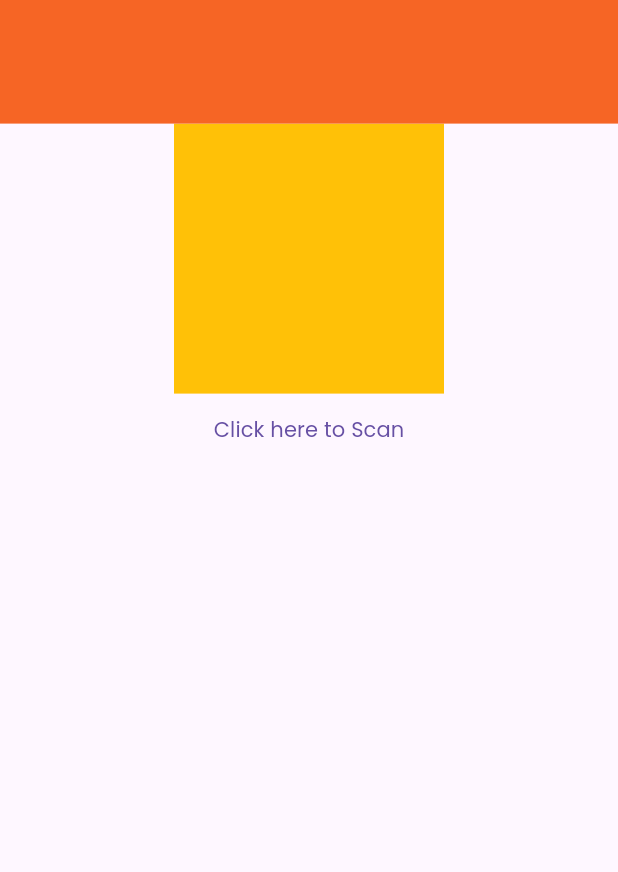
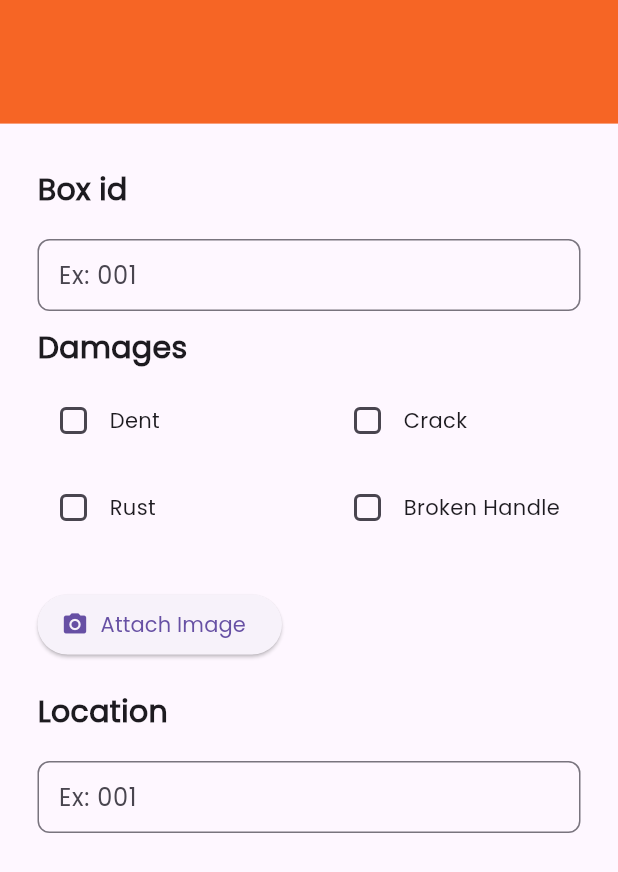
Before and after one commit to Tech-Voyager1/Sakthi, a Flutter app: the screen it shows after launch, on a phone screen of 412 x 824 dp. Shown: the top 872 px of the screen. Run offline on Flutter 3.47's test engine with Material 3 defaults, Android fonts, the phone set to English and light mode, and no system bars; our stand-ins replace file_picker.

Commit message:
data-entry

```diff
--- /dev/null
+++ b/lib/color.dart
@@ -0,0 +1,3 @@
+import 'package:flutter/material.dart';
+
+Color primaryOrange = Color(0xfff66525);
--- /dev/null
+++ b/lib/dataEntryPage.dart
@@ -0,0 +1,283 @@
+import 'dart:io';
+import 'dart:typed_data';
+
+import 'package:file_picker/file_picker.dart';
+import 'package:flutter/material.dart';
+//import 'package:image_picker/image_picker.dart';
+import 'package:sakthi/color.dart';
+
+class Dataentrypage extends StatefulWidget {
+  Dataentrypage({super.key});
+
+  @override
+  State<Dataentrypage> createState() => _DataentrypageState();
+}
+
+class _DataentrypageState extends State<Dataentrypage> {
+  Map<String, bool> damages = {
+    "Dent": false,
+    "Crack": false,
+    "Rust": false,
+    "Broken Handle": false,
+  };
+
+  // List<XFile> selectedImages = [];
+  // final ImagePicker _picker = ImagePicker();
+
+  // Future<void> pickImages() async {
+  //   final XFile? image = await _picker.pickImage(source: ImageSource.gallery);
+  //   if (image != null) {
+  //     setState(() {
+  //       selectedImages.add(image);
+  //     });
+  //   }
+  // }
+  // List<File> selectedImages = [];
+
+  // Future<void> pickImages() async {
+  //   print("Trying to pick image...");
+  //   try {
+  //     FilePickerResult? result = await FilePicker.platform.pickFiles(
+  //       allowMultiple: true,
+  //       type: FileType.image,
+  //     );
+
+  //     if (result != null && result.files.isNotEmpty) {
+  //       final paths = result.paths.whereType<String>().toList();
+  //       setState(() {
+  //         selectedImages = paths.map((path) => File(path)).toList();
+  //       });
+  //     } else {
+  //       print("No image selected or picker was cancelled.");
+  //     }
+  //   } catch (e) {
+  //     print("Error picking image: $e");
+  //   }
+  // }
+
+  List<Uint8List> imageBytesList = [];
+
+  Future<void> pickImagesWeb() async {
+    FilePickerResult? result = await FilePicker.platform.pickFiles(
+      allowMultiple: true,
+      type: FileType.image,
+      withData: true, // Important: get bytes
+    );
+
+    if (result != null) {
+      List<Uint8List> newImages = result.files
+          .where((file) => file.bytes != null)
+          .map((file) => file.bytes!)
+          .toList();
+
+      setState(() {
+        imageBytesList.addAll(newImages); // ✅ append instead of overwrite
+      });
+    } else {
+      print("No image selected.");
+    }
+  }
+
+  @override
+  Widget build(BuildContext context) {
+    double height = MediaQuery.of(context).size.height;
+    double width = MediaQuery.of(context).size.width;
+    return Scaffold(
+      appBar: AppBar(
+        backgroundColor: primaryOrange,
+        toolbarHeight: height / 10,
+      ),
+      body: Padding(
+        padding: const EdgeInsets.only(left: 25, top: 30),
+        child: Column(
+          crossAxisAlignment: CrossAxisAlignment.start,
+          children: [
+            Text(
+              "Box id",
+              style: TextStyle(
+                fontSize: 20,
+                fontWeight: FontWeight.w600,
+              ),
+            ),
+            Padding(
+              padding: const EdgeInsets.only(right: 25, top: 18),
+              child: SizedBox(
+                child: TextField(
+                  decoration: InputDecoration(
+                      border: OutlineInputBorder(
+                          borderRadius: BorderRadius.circular(8)),
+                      contentPadding: EdgeInsets.symmetric(horizontal: 10),
+                      hintText: "Ex: 001"),
+                ),
+              ),
+            ),
+            SizedBox(height: 10),
+            Text(
+              "Damages",
+              style: TextStyle(fontSize: 20, fontWeight: FontWeight.w600),
+            ),
+            SizedBox(height: 10),
+            Wrap(
+              spacing: 20,
+              runSpacing: 10,
+              children: damages.keys.map((String key) {
+                return SizedBox(
+                  width: MediaQuery.of(context).size.width / 2 - 30,
+                  child: Row(
+                    mainAxisSize: MainAxisSize.min,
+                    children: [
+                      Checkbox(
+                        value: damages[key],
+                        onChanged: (bool? value) {
+                          setState(() {
+                            damages[key] = value ?? false;
+                          });
+                        },
+                        shape: RoundedRectangleBorder(
+                          borderRadius: BorderRadius.circular(4),
+                        ),
+                      ),
+                      Text(key),
+                    ],
+                  ),
+                );
+              }).toList(),
+            ),
+            SizedBox(height: 30),
+            ElevatedButton.icon(
+              //onPressed: pickImages,
+              onPressed: pickImagesWeb,
+              icon: Icon(Icons.camera_alt),
+              label: Text("Attach Image"),
+            ),
+            SizedBox(height: 10),
+            //if (selectedImages.isNotEmpty)
+            if (imageBytesList.isNotEmpty)
+              SingleChildScrollView(
+                scrollDirection: Axis.horizontal,
+                child: Row(
+                  children: List.generate(imageBytesList.length, (index) {
+                    final bytes = imageBytesList[index];
+                    return Stack(
+                      children: [
+                        Container(
+                          margin: EdgeInsets.symmetric(horizontal: 5),
+                          width: 80,
+                          height: 80,
+                          decoration: BoxDecoration(
+                            border: Border.all(color: Colors.grey),
+                            borderRadius: BorderRadius.circular(8),
+                          ),
+                          child: GestureDetector(
+                            onTap: () {
+                              showDialog(
+                                context: context,
+                                barrierDismissible: true,
+                                builder: (_) => Dialog(
+                                  backgroundColor: Colors.transparent,
+                                  insetPadding: EdgeInsets.all(
+                                      100), // 👈 Your custom padding
+                                  child: Stack(
+                                    children: [
+                                      ClipRRect(
+                                        borderRadius: BorderRadius.circular(12),
+                                        child: InteractiveViewer(
+                                          child: Image.memory(
+                                            bytes,
+                                            fit: BoxFit.contain,
+                                          ),
+                                        ),
+                                      ),
+                                      Positioned(
+                                        top: 5,
+                                        right: 5,
+                                        child: GestureDetector(
+                                          onTap: () {
+                                            Navigator.of(context)
+                                                .pop(); // Close dialog
+                                          },
+                                          child: Container(
+                                            decoration: BoxDecoration(
+                                              color:
+                                                  Colors.black.withOpacity(0.6),
+                                              shape: BoxShape.circle,
+                                            ),
+                                            padding: EdgeInsets.all(6),
+                                            margin: EdgeInsets.all(4),
+                                            child: Icon(
+                                              Icons.close,
+                                              color: Colors.white,
+                                              size: 20,
+                                            ),
+                                          ),
+                                        ),
+                                      ),
+                                    ],
+                                  ),
+                                ),
+                              );
+                            },
+                            child: ClipRRect(
+                              borderRadius: BorderRadius.circular(8),
+                              child: Image.memory(
+                                bytes,
+                                fit: BoxFit.cover,
+                              ),
+                            ),
+                          ),
+                        ),
+                        Positioned(
+                          top: 4,
+                          right: 8,
+                          child: GestureDetector(
+                            onTap: () {
+                              setState(() {
+                                imageBytesList.removeAt(index);
+                              });
+                            },
+                            child: Container(
+                              decoration: BoxDecoration(
+                                color: Colors.black.withOpacity(0.6),
+                                shape: BoxShape.circle,
+                              ),
+                              padding: EdgeInsets.all(2),
+                              child: Icon(
+                                Icons.close,
+                                color: Colors.white,
+                                size: 14,
+                              ),
+                            ),
+                          ),
+                        ),
+                      ],
+                    );
+                  }),
+                ),
+              ),
+
+            SizedBox(height: 10),
+            Text(
+              "Location",
+              style: TextStyle(
+                fontSize: 20,
+                fontWeight: FontWeight.w600,
+              ),
+            ),
+            Padding(
+              padding: const EdgeInsets.only(right: 25, top: 18),
+              child: SizedBox(
+                child: TextField(
+                  decoration: InputDecoration(
+                      border: OutlineInputBorder(
+                          borderRadius: BorderRadius.circular(8)),
+                      contentPadding: EdgeInsets.symmetric(horizontal: 10),
+                      hintText: "Ex: 001"),
+                ),
+              ),
+            ),
+          ],
+        ),
+      ),
+    );
+  }
+}
--- a/lib/main.dart
+++ b/lib/main.dart
@@ -1,9 +1,11 @@
 import 'package:flutter/material.dart';
+import 'package:sakthi/dataEntryPage.dart';
+import 'package:sakthi/homePage.dart';
 import 'package:sakthi/splashScreen.dart';
-void main(){
+
+void main() {
   runApp(Sakthi());
 }
-
 
 class Sakthi extends StatefulWidget {
   const Sakthi({super.key});
@@ -16,12 +18,10 @@ class _SakthiState extends State<Sakthi> {
   @override
   Widget build(BuildContext context) {
     return MaterialApp(
-      theme: ThemeData(
-
-        fontFamily: 'Poppins'
-       // primarySwatch: Colors.blue,
-      ),
-      home: Splashscreen(),
+      theme: ThemeData(fontFamily: 'Poppins'
+          // primarySwatch: Colors.blue,
+          ),
+      home: Dataentrypage(),
     );
   }
 }
--- a/pubspec.yaml
+++ b/pubspec.yaml
@@ -19,7 +19,7 @@ publish_to: 'none' # Remove this line if you wish to publish to pub.dev
 version: 1.0.0+1
 
 environment:
-  sdk: ^3.8.1
+  sdk: ^3.6.0
 
 # Dependencies specify other packages that your package needs in order to work.
 # To automatically upgrade your package dependencies to the latest versions
@@ -36,6 +36,9 @@ dependencies:
   cupertino_icons: ^1.0.8
   qr_code_scanner_plus: ^2.0.10+1
   url_launcher: ^6.2.6
+  #image_picker: ^1.0.4
+  file_picker: ^6.1.1
+
 
 dev_dependencies:
   flutter_test:
```
Also changed, not shown: asset/images/WhatsApp Image 2025-07-22 at 8.34.02 PM.jpeg (added), asset/images/WhatsApp Image 2025-07-22 at 8.34.03 PM.jpeg (added), pubspec.lock, 1 other file.
